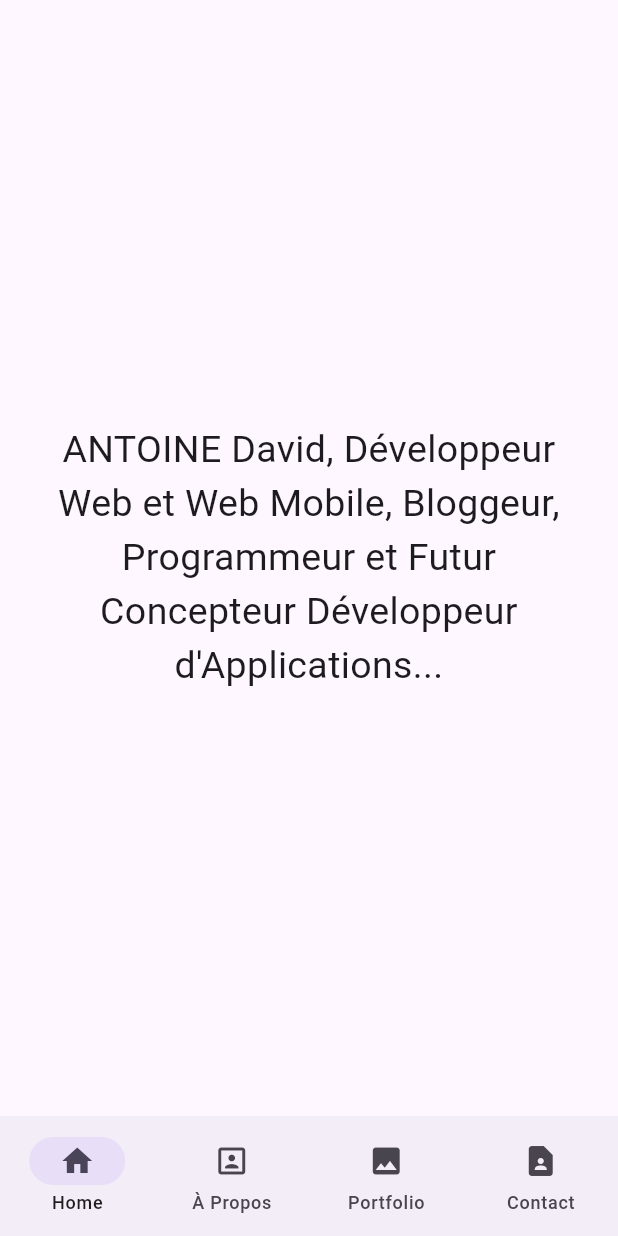
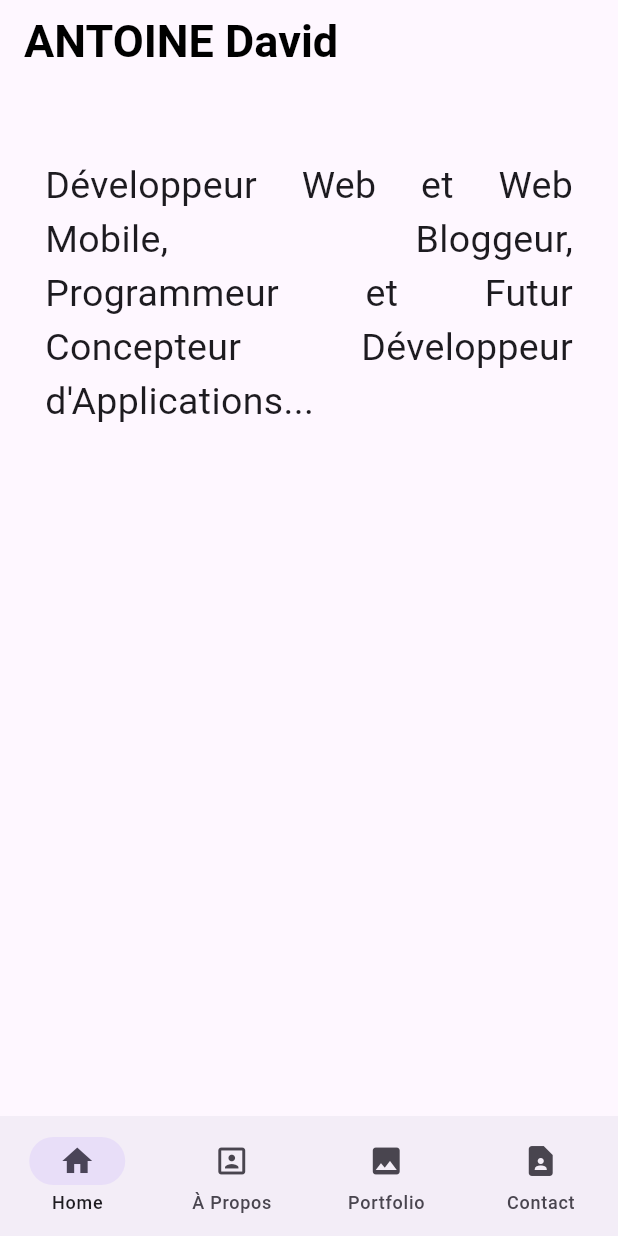
Before and after one commit to DjDaveLafleur815/MyWebsite, a Flutter app: the screen it shows after launch, on a phone screen of 412 x 824 dp. Run offline on Flutter 3.47's test engine with Material 3 defaults, Android fonts, the phone set to English and light mode, and no system bars.

Commit message:
views reorganization

```diff
--- a/lib/main.dart
+++ b/lib/main.dart
@@ -1,6 +1,7 @@
 // importations des Widgets de base de l'application
 import 'package:flutter/material.dart';
 import 'screen/HomeView.dart';
+import 'screen/tabs/ContactView.dart';
 
 // Fonction de lancement de l'application
 void main() {
@@ -13,9 +14,14 @@ class MyApp extends StatelessWidget {
 
   @override
   Widget build(BuildContext context) {
-    return const MaterialApp(
+    return MaterialApp(
       debugShowCheckedModeBanner: false,
-      home: HomeView(),
+      initialRoute: '/',
+      routes: {
+        '/': (context) => const HomeView(),
+        '/contact': (context) => const Contact(),
+        '/home': (context) => const HomeView(), // Définit la route vers la page d'accueil
+      },
     );
   }
 }
--- a/lib/screen/HomeView.dart
+++ b/lib/screen/HomeView.dart
@@ -1,9 +1,10 @@
 // Importation des packages
 import 'package:flutter/material.dart';
 import 'package:my_website/globals/mysiteList.dart';
-import 'package:my_website/screen/tabs/ContactView.dart';
-import 'package:my_website/screen/tabs/PortfolioView.dart';
 import 'tabs/AboutView.dart';
+import 'tabs/ContactView.dart';
+import 'tabs/HomeView.dart';
+import 'tabs/PortfolioView.dart';
 
 class HomeView extends StatefulWidget {
   const HomeView({super.key});
@@ -13,38 +14,21 @@ class HomeView extends StatefulWidget {
 }
 
 class _HomeViewState extends State<HomeView> {
-  int currentIndex = 0; // Déplacer currentIndex ici pour qu'il soit un membre de la classe d'état
+  int currentIndex = 0;
 
-  // Méthode pour obtenir la vue en fonction de l'index sélectionné
-  Widget _getSelectedView() {
-    switch (currentIndex) {
-      case 0:
-        return const Padding(
-          padding: EdgeInsets.all(16.0),
-          child: Text(
-            'ANTOINE David, Développeur Web et Web Mobile, Bloggeur, Programmeur et Futur Concepteur Développeur d\'Applications...',
-            style: TextStyle(fontSize: 25),
-            textAlign: TextAlign.center,
-          ),
-        );
-      case 1:
-        return const AboutMe();
-      case 2:
-        return const Portfolio();
-      case 3:
-        return const Contact();
-      default:
-        return const Center(child: Text('Unknown View', style: TextStyle(fontSize: 25)));
-    }
-  }
+  // Liste des vues
+  List<Widget> views = [
+    Home(),
+    AboutMe(),
+    Portfolio(),
+    Contact(),
+  ];
 
   @override
   Widget build(BuildContext context) {
     return Scaffold(
       // Contenu de la page
-      body: Center(
-        child: _getSelectedView(),
-      ),
+      body: views[currentIndex],
       // Widget de navigation
       bottomNavigationBar: NavigationBar(
         selectedIndex: currentIndex,
--- /dev/null
+++ b/lib/screen/tabs/HomeView.dart
@@ -0,0 +1,41 @@
+import 'package:flutter/material.dart';
+
+class Home extends StatefulWidget {
+  const Home({super.key});
+
+  @override
+  State<Home> createState() => _HomeState();
+}
+
+class _HomeState extends State<Home> {
+  @override
+  Widget build(BuildContext context) {
+    return Scaffold(
+      appBar: AppBar(
+        title: const Text('ANTOINE David',
+          style: TextStyle(
+            color: Colors.black,
+            fontSize: 30,
+            fontWeight: FontWeight.bold,
+          ),
+          textAlign: TextAlign.center,
+        ),
+      ),
+      body: Padding(
+        padding: const EdgeInsets.all(30.0),
+        child: Column(
+          children: [
+            Container(
+              margin: const EdgeInsets.only(top: 20), // Espace de 20 pixels en haut
+              child: const Text(
+            'Développeur Web et Web Mobile, Bloggeur, Programmeur et Futur Concepteur Développeur d\'Applications...',
+            style: TextStyle(fontSize: 25),
+            textAlign: TextAlign.justify,
+            ),
+            ),
+          ],
+        ),
+      ),
+    );
+  }
+}
```
Also changed, not shown: lib/screen/tabs/AboutView.dart (+5 -4 lines), lib/screen/tabs/ContactView.dart (+28 -14 lines), lib/screen/tabs/PortfolioView.dart (+4 -3 lines), lib/globals/api.dart (added), 3 other files.
